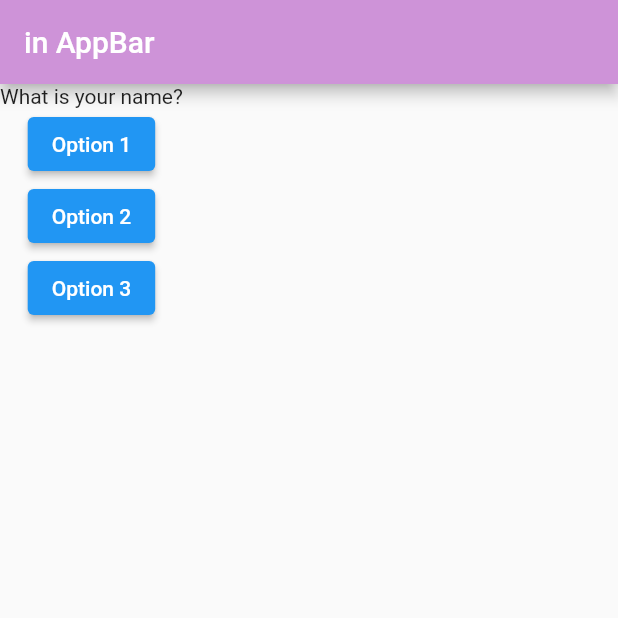
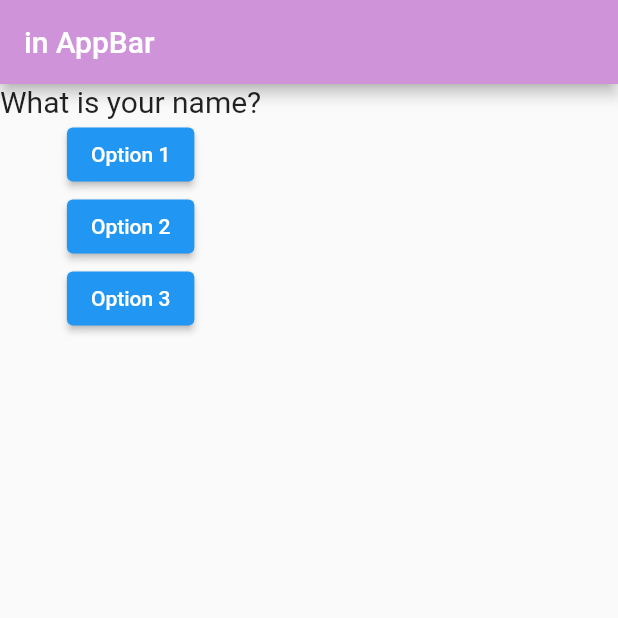
Before and after one commit to nerdpepe/Flutter-Mania, a Flutter app: the screen it shows after launch, on a phone screen of 412 x 824 dp, the top half of it. Run offline on Flutter 3.47's test engine with Material 2 defaults, Android fonts, the phone set to English and light mode, and no system bars.

Commit message:
Added Question widget

```diff
--- a/Apps/app_scratch/lib/main.dart
+++ b/Apps/app_scratch/lib/main.dart
@@ -1,4 +1,6 @@
 import 'package:flutter/material.dart';
+
+import './question.dart';
 
 void main() {
   runApp(MyApp());
@@ -39,7 +41,9 @@ class _MyAppState extends State<MyApp> {
         ),
         body: Column(
           children: [
-            Text(questions[_quesIndex]),
+            Question(
+              questions[_quesIndex],
+            ),
             ElevatedButton(
               onPressed: _answerChosen,
               child: Text('Option 1'),
--- /dev/null
+++ b/Apps/app_scratch/lib/question.dart
@@ -0,0 +1,15 @@
+import 'package:flutter/material.dart';
+
+class Question extends StatelessWidget {
+  final String questionText;
+  Question(this.questionText);
+
+  @override
+  Widget build(BuildContext context) {
+    return Text(
+      questionText,
+      style: TextStyle(fontSize: 20),
+      textAlign: TextAlign.center,
+    );
+  }
+}
```
